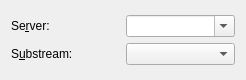
First picture: the form in lavuelib/ui/ASAPOSourceWidget.ui, repository syncope/lavue, before the edit.
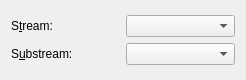
Second picture: the form after the edit.

```diff
--- a/lavuelib/ui/ASAPOSourceWidget.ui
+++ b/lavuelib/ui/ASAPOSourceWidget.ui
@@ -22,7 +22,7 @@
         <string>&lt;html&gt;&lt;head/&gt;&lt;body&gt;&lt;p&gt;asapo host:port name for the server&lt;/p&gt;&lt;/body&gt;&lt;/html&gt;</string>
        </property>
        <property name="editable">
-        <bool>true</bool>
+        <bool>false</bool>
        </property>
       </widget>
      </item>
@@ -32,7 +32,7 @@
         <string>&lt;html&gt;&lt;head/&gt;&lt;body&gt;&lt;p&gt;asapo host:port name for the server&lt;/p&gt;&lt;/body&gt;&lt;/html&gt;</string>
        </property>
        <property name="text">
-        <string>Se&amp;rver:</string>
+        <string>S&amp;tream:</string>
        </property>
        <property name="buddy">
         <cstring>asaposerverComboBox</cstring>
```
Left out of the diff: 9 changed lines with no effect on the pictures.
